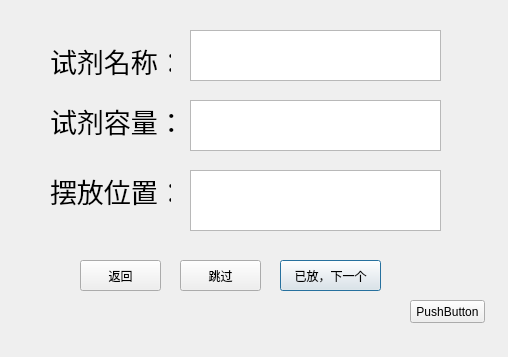
First picture: the form in Qt_Dev/v1.1/testSQL/popuppage.ui, repository xuezeao/git_program, before the edit.
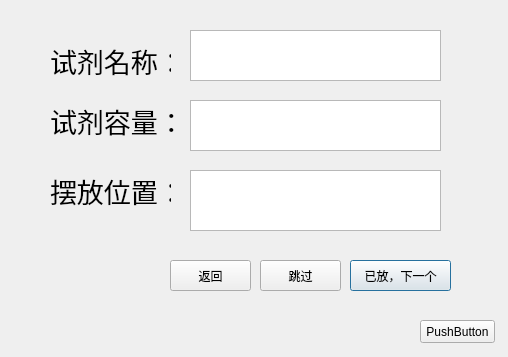
Second picture: the form after the edit. Icons and pictures are not drawn.

Commit message: background OK

The edit to the form file:
```diff
--- a/Qt_Dev/v1.1/testSQL/popuppage.ui
+++ b/Qt_Dev/v1.1/testSQL/popuppage.ui
@@ -13,45 +13,6 @@
   <property name="windowTitle">
    <string>Dialog</string>
   </property>
-  <widget class="QPushButton" name="pushButton_placedNext">
-   <property name="geometry">
-    <rect>
-     <x>280</x>
-     <y>260</y>
-     <width>101</width>
-     <height>31</height>
-    </rect>
-   </property>
-   <property name="text">
-    <string>已放，下一个</string>
-   </property>
-  </widget>
-  <widget class="QPushButton" name="pushButton_jumpThisOption">
-   <property name="geometry">
-    <rect>
-     <x>180</x>
-     <y>260</y>
-     <width>81</width>
-     <height>31</height>
-    </rect>
-   </property>
-   <property name="text">
-    <string>跳过</string>
-   </property>
-  </widget>
-  <widget class="QPushButton" name="pushButton_backPreviousOption">
-   <property name="geometry">
-    <rect>
-     <x>80</x>
-     <y>260</y>
-     <width>81</width>
-     <height>31</height>
-    </rect>
-   </property>
-   <property name="text">
-    <string>返回</string>
-   </property>
-  </widget>
   <widget class="QLabel" name="label">
    <property name="geometry">
     <rect>
@@ -139,18 +100,76 @@
     </rect>
    </property>
   </widget>
-  <widget class="QPushButton" name="pushButton">
+  <widget class="QFrame" name="frame">
    <property name="geometry">
     <rect>
-     <x>410</x>
-     <y>300</y>
-     <width>75</width>
-     <height>23</height>
+     <x>-10</x>
+     <y>-10</y>
+     <width>521</width>
+     <height>371</height>
     </rect>
    </property>
-   <property name="text">
-    <string>PushButton</string>
+   <property name="styleSheet">
+    <string notr="true">background-image: url(:/image/background1.jpg);</string>
    </property>
+   <property name="frameShape">
+    <enum>QFrame::StyledPanel</enum>
+   </property>
+   <property name="frameShadow">
+    <enum>QFrame::Raised</enum>
+   </property>
+   <widget class="QPushButton" name="pushButton_placedNext">
+    <property name="geometry">
+     <rect>
+      <x>360</x>
+      <y>270</y>
+      <width>101</width>
+      <height>31</height>
+     </rect>
+    </property>
+    <property name="text">
+     <string>已放，下一个</string>
+    </property>
+   </widget>
+   <widget class="QPushButton" name="pushButton_jumpThisOption">
+    <property name="geometry">
+     <rect>
+      <x>270</x>
+      <y>270</y>
+      <width>81</width>
+      <height>31</height>
+     </rect>
+    </property>
+    <property name="text">
+     <string>跳过</string>
+    </property>
+   </widget>
+   <widget class="QPushButton" name="pushButton_backPreviousOption">
+    <property name="geometry">
+     <rect>
+      <x>180</x>
+      <y>270</y>
+      <width>81</width>
+      <height>31</height>
+     </rect>
+    </property>
+    <property name="text">
+     <string>返回</string>
+    </property>
+   </widget>
+   <widget class="QPushButton" name="pushButton">
+    <property name="geometry">
+     <rect>
+      <x>430</x>
+      <y>330</y>
+      <width>75</width>
+      <height>23</height>
+     </rect>
+    </property>
+    <property name="text">
+     <string>PushButton</string>
+    </property>
+   </widget>
   </widget>
  </widget>
  <resources/>
```
Left out of the diff: 7 changed lines with no effect on the pictures. The commit also changes 37 other files.
